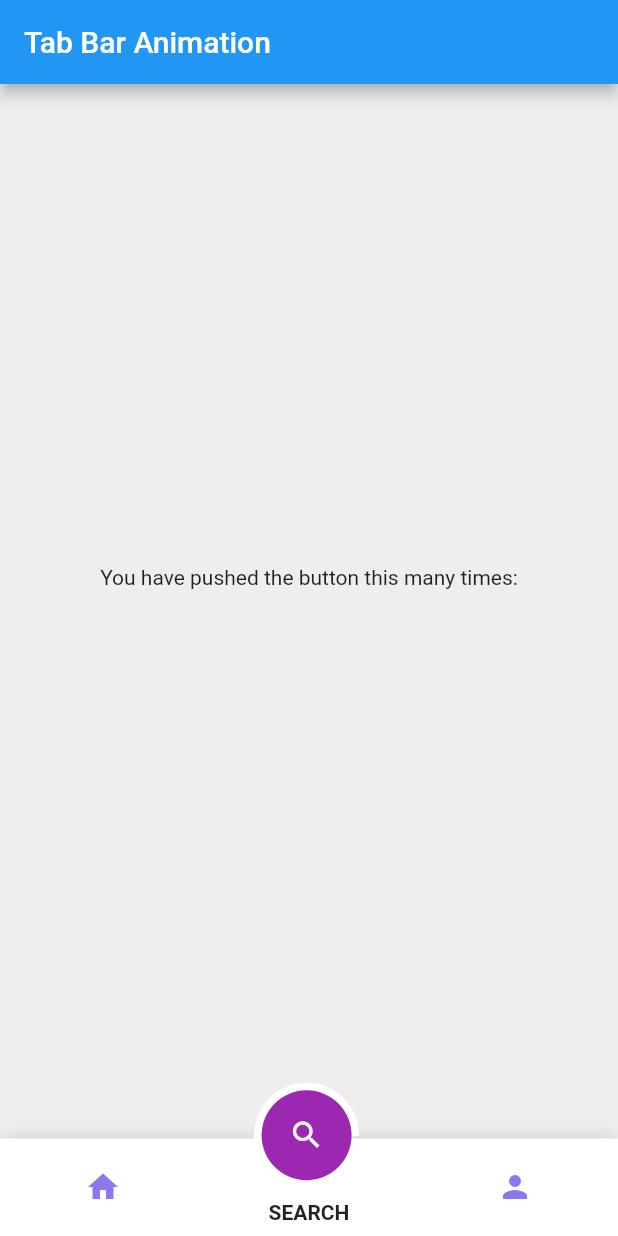
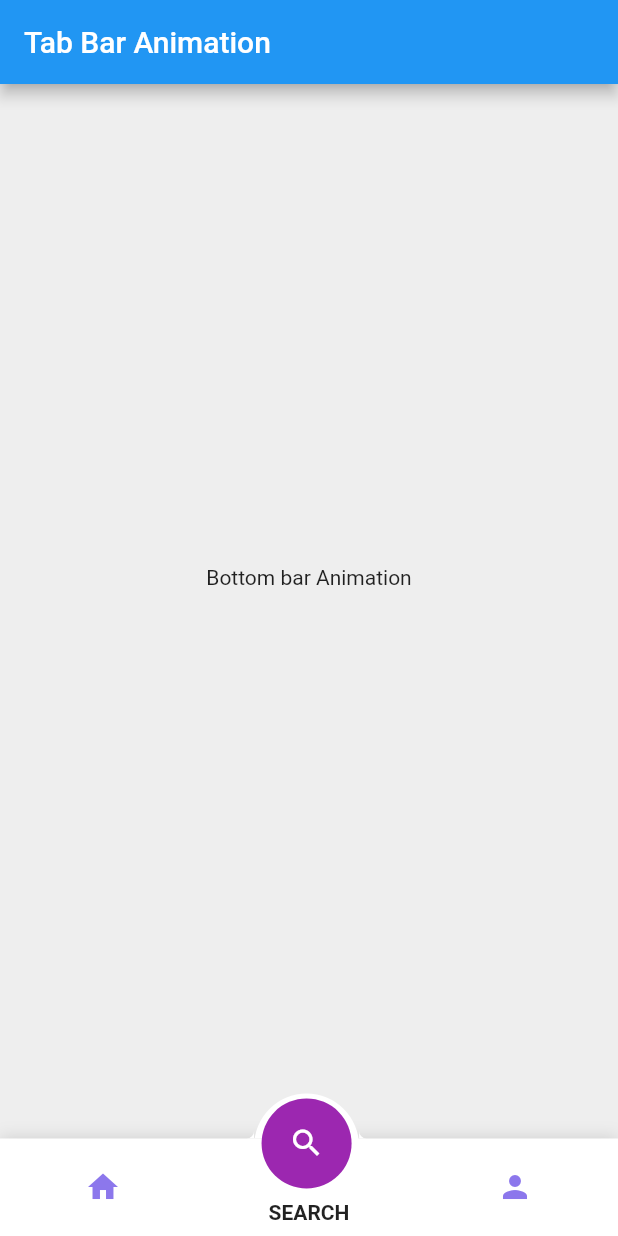
Before and after one commit to robin-jr/Flutter-Bottom-Navigation-Animated, a Flutter app: the screen it shows after launch, on a phone screen of 412 x 824 dp. Run offline on Flutter 3.47's test engine with Material 2 defaults, Android fonts, the phone set to English and light mode, and no system bars.

Commit message:
added background bounce

```diff
--- a/lib/main.dart
+++ b/lib/main.dart
@@ -44,7 +44,7 @@
           mainAxisAlignment: MainAxisAlignment.center,
           children: <Widget>[
             const Text(
-              'You have pushed the button this many times:',
+              'Bottom bar Animation',
             ),
           ],
         ),
--- a/lib/upper_circle.dart
+++ b/lib/upper_circle.dart
@@ -16,8 +16,11 @@ class UpperCircle extends StatefulWidget {
 class UpperCircleState extends State<UpperCircle>
     with TickerProviderStateMixin {
   late SpringSimulation simulation;
+  late SpringSimulation simulation2;
   late AnimationController controller;
+  late AnimationController controller2;
   double _position = 15;
+  double _position2 = 15;
   static bool isFirst = true;
   @override
   void initState() {
@@ -28,16 +31,33 @@ class UpperCircleState extends State<UpperCircle>
         stiffness: 100.0,
         damping: 5.0,
       ),
-      0.0,
-      15.0,
+      0.1,
+      10.0,
       -400.0,
     );
 
     controller = AnimationController(
-        vsync: this, duration: const Duration(milliseconds: 700))
+        vsync: this, duration: const Duration(milliseconds: 1000))
       ..addListener(() {
         setState(() {
           _position = simulation.x(controller.value);
+        });
+      });
+    simulation2 = SpringSimulation(
+      const SpringDescription(
+        mass: 1.0,
+        stiffness: 100.0,
+        damping: 5.0,
+      ),
+      0.1,
+      15.0,
+      400.0,
+    );
+    controller2 = AnimationController(
+        vsync: this, duration: const Duration(milliseconds: 1000))
+      ..addListener(() {
+        setState(() {
+          _position2 = simulation2.x(controller.value);
         });
       });
   }
@@ -46,7 +66,9 @@ class UpperCircleState extends State<UpperCircle>
   Widget build(BuildContext context) {
     if (isFirst) {
       controller.reset();
+      controller2.reset();
       controller.forward();
+      controller2.forward();
       isFirst = false;
     }
     return IgnorePointer(
@@ -62,27 +84,27 @@ class UpperCircleState extends State<UpperCircle>
               SizedBox(
                 height: 90,
                 width: 90,
-                // child: ClipRect(
-                //     clipper: HalfClipper(),
-                //     child: Container(
-                //       child: Center(
-                //         child: Container(
-                //             width: 70,
-                //             height: 70,
-                //             decoration: BoxDecoration(
-                //                 color: Colors.white,
-                //                 shape: BoxShape.circle,
-                //                 boxShadow: [
-                //                   BoxShadow(
-                //                       color: Colors.black12, blurRadius: 8)
-                //                 ])),
-                //       ),
-                //     )),
+                child: ClipRect(
+                    clipper: HalfClipper(),
+                    child: Container(
+                      child: Center(
+                        child: Container(
+                            width: 2 * _position2.abs(),
+                            height: 5 * _position2.abs(),
+                            decoration: BoxDecoration(
+                                color: Colors.white,
+                                shape: BoxShape.circle,
+                                boxShadow: [
+                                  BoxShadow(
+                                      color: Colors.black12, blurRadius: 8)
+                                ])),
+                      ),
+                    )),
               ),
               Positioned(
-                bottom: _position - 25,
+                // bottom: _position - 25,
                 child: SizedBox(
-                    height: 90,
+                    height: 60,
                     width: 90,
                     child: CustomPaint(
                       painter: HalfPainter(),
```
